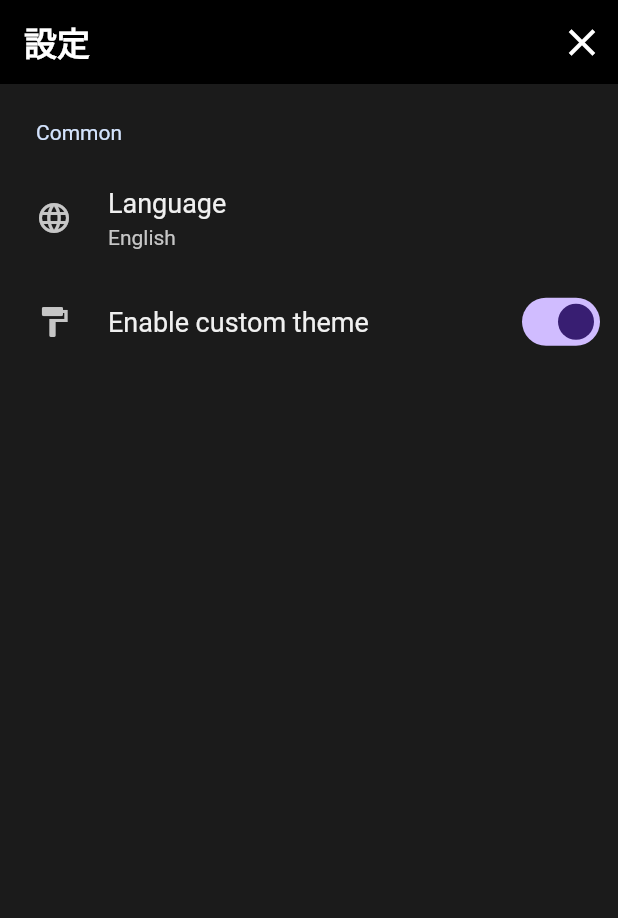
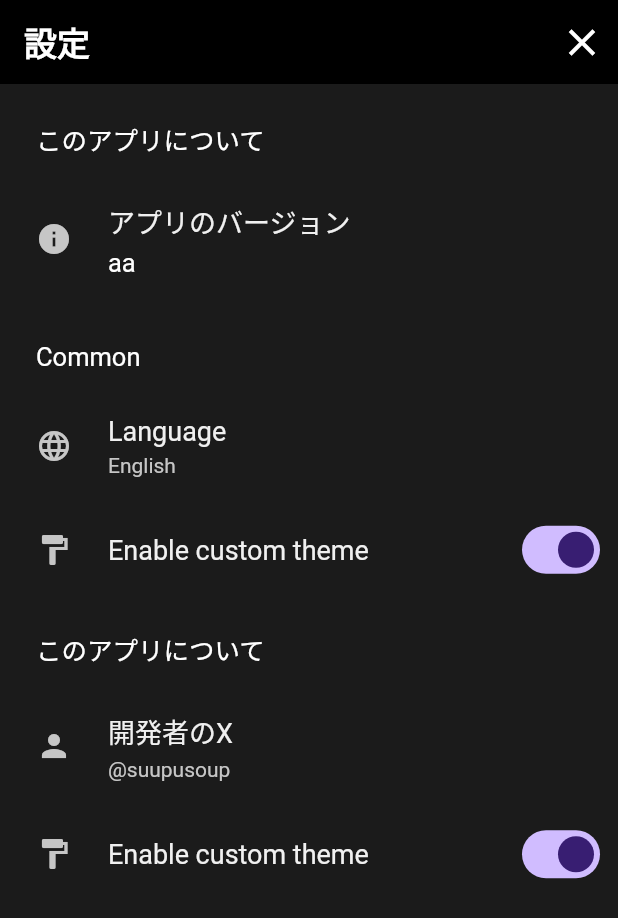
Before and after one commit to laughtaone/bere, a Flutter app: the SettingsPage screen opened directly, on a phone screen of 412 x 824 dp. Shown: the top 918 px of the screen. Run offline on Flutter 3.47's test engine with Material 3 defaults, Android fonts, the light colour scheme and no system bars; drawn by our look-alikes of settings_ui; our stand-ins replace camera.

Commit message:
regularly commit (settings)

```diff
--- a/lib/settings_display.dart
+++ b/lib/settings_display.dart
@@ -38,12 +38,55 @@ class SettingsPage extends StatelessWidget {
           platform: DevicePlatform.iOS,
           sections: [
             SettingsSection(
-              title: const Text('Common'),
+              title: Text(
+                'このアプリについて',
+                style: SettingTitleTextStyle.myTextStyle,
+              ),
+              tiles: <SettingsTile>[
+                SettingsTile(
+                  leading: const Icon(Icons.info),
+                  title: const Text('アプリのバージョン'),
+                  value: Text(
+                    'aa',
+                    style: SettingValueTextStyle.myTextStyle,
+                  )
+                )
+              ],
+            ),
+            SettingsSection(
+              title: Text(
+                'Common',
+                style: SettingTitleTextStyle.myTextStyle,
+              ),
               tiles: <SettingsTile>[
                 SettingsTile.navigation(
                   leading: const Icon(Icons.language),
                   title: const Text('Language'),
                   value: const Text('English'),
+                  onPressed: (context) {
+                    // 画面遷移処理
+                  },
+                ),
+                SettingsTile.switchTile(
+                  onToggle: (value) {
+                    // トグル切り替え処理
+                  },
+                  initialValue: true,
+                  leading: const Icon(Icons.format_paint),
+                  title: const Text('Enable custom theme'),
+                ),
+              ],
+            ),
+            SettingsSection(
+              title: Text(
+                'このアプリについて',
+                style: SettingTitleTextStyle.myTextStyle,
+              ),
+              tiles: <SettingsTile>[
+                SettingsTile.navigation(
+                  leading: const Icon(Icons.person),
+                  title: const Text('開発者のX'),
+                  value: const Text('@suupusoup'),
                   onPressed: (context) {
                     // 画面遷移処理
                   },
@@ -64,3 +107,18 @@ class SettingsPage extends StatelessWidget {
     );
   }
 }
+
+
+class SettingTitleTextStyle {
+  static final TextStyle myTextStyle = TextStyle(
+    fontSize: 17,
+    color: Colors.white,
+  );
+}
+
+class SettingValueTextStyle {
+  static final TextStyle myTextStyle = TextStyle(
+    color: Colors.white,
+    fontSize: 17,
+  );
+}
```
